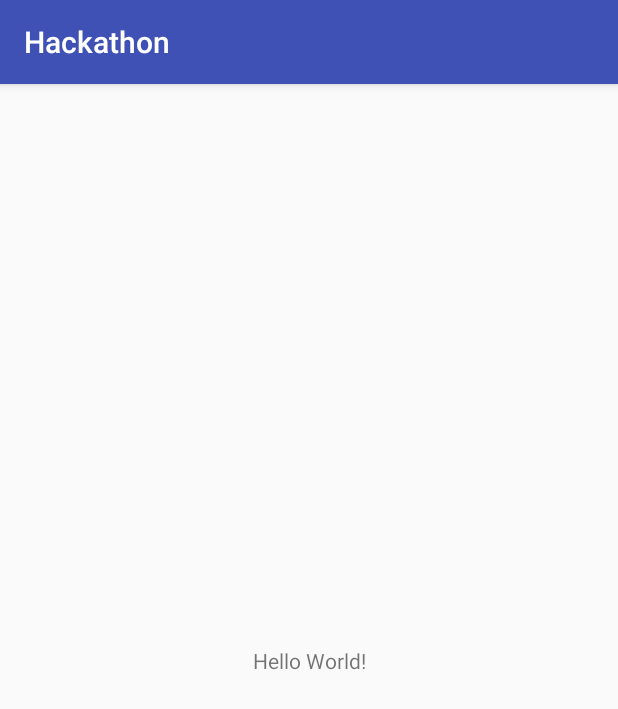
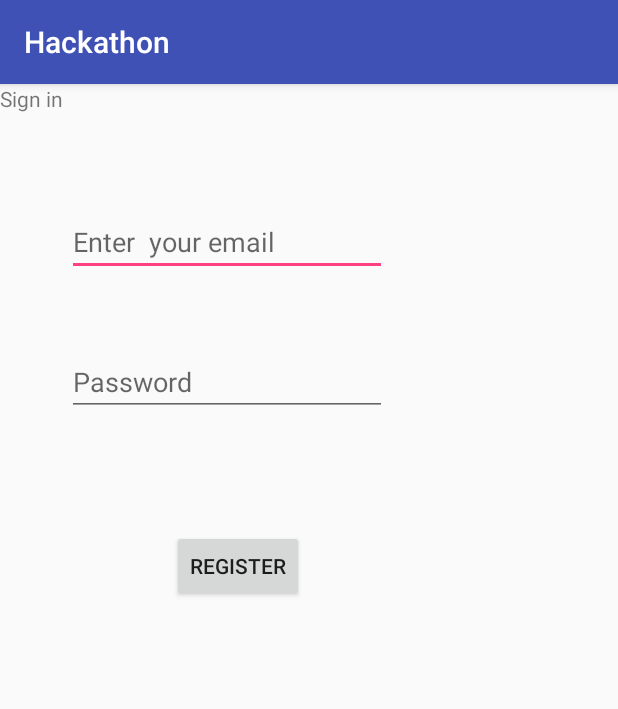
Before and after one commit to laur4444/Hackathon2, an Android app: the screen it shows after launch (MainActivity), on a phone screen of 412 x 824 dp. Shown: the top 709 px of the screen. Run offline under Robolectric (Android 15) with nearby library versions, the phone set to English and light mode, and no system bars; our stand-ins replace Firebase (no records; nobody signed in at launch, a user with empty details on screens opened directly).

```diff
--- a/app/build.gradle
+++ b/app/build.gradle
@@ -25,4 +25,7 @@ dependencies {
     testImplementation 'junit:junit:4.12'
     androidTestImplementation 'com.android.support.test:runner:1.0.1'
     androidTestImplementation 'com.android.support.test.espresso:espresso-core:3.0.1'
+    compile 'com.google.firebase:firebase-core:11.8.0'
+    compile 'com.google.firebase:firebase-auth:11.8.0'
 }
+apply plugin: 'com.google.gms.google-services'
--- a/app/src/main/AndroidManifest.xml
+++ b/app/src/main/AndroidManifest.xml
@@ -1,6 +1,8 @@
 <?xml version="1.0" encoding="utf-8"?>
 <manifest xmlns:android="http://schemas.android.com/apk/res/android"
     package="net.ddns.dunno.hackathon">
+
+    <uses-permission android:name="android.permission.INTERNET" />
 
     <application
         android:allowBackup="true"
--- a/app/src/main/java/net/ddns/dunno/hackathon/MainActivity.java
+++ b/app/src/main/java/net/ddns/dunno/hackathon/MainActivity.java
@@ -1,13 +1,95 @@
 package net.ddns.dunno.hackathon;
 
+import android.app.ProgressDialog;
+import android.support.annotation.NonNull;
 import android.support.v7.app.AppCompatActivity;
 import android.os.Bundle;
+import android.text.TextUtils;
+import android.view.View;
+import android.widget.Button;
+import android.widget.EditText;
+import android.widget.ProgressBar;
+import android.widget.TextView;
+import android.widget.Toast;
 
-public class MainActivity extends AppCompatActivity {
+import com.google.android.gms.tasks.OnCompleteListener;
+import com.google.android.gms.tasks.Task;
+import com.google.firebase.auth.AuthResult;
+import com.google.firebase.auth.FirebaseAuth;
+
+import org.w3c.dom.Text;
+
+public class MainActivity extends AppCompatActivity implements View.OnClickListener {
+
+    private Button buttonRegister;
+    private EditText emailText;
+    private EditText passwordText;
+    private TextView buttonSignin;
+    private ProgressDialog loadingDialog;
+
+    private FirebaseAuth firebaseAuth;
 
     @Override
     protected void onCreate(Bundle savedInstanceState) {
         super.onCreate(savedInstanceState);
         setContentView(R.layout.activity_main);
+
+        firebaseAuth = FirebaseAuth.getInstance();
+
+        buttonRegister = findViewById(R.id.user_Register);
+        buttonSignin = findViewById(R.id.user_Login);
+
+        emailText = findViewById(R.id.user_Email);
+        passwordText = findViewById(R.id.user_Password);
+
+        loadingDialog = new ProgressDialog(this);
+
+
+
+        buttonRegister.setOnClickListener(this);
+        buttonSignin.setOnClickListener(this);
+
+    }
+
+    private void registerUser() {
+        String email = emailText.getText().toString().trim();
+        String password = passwordText.getText().toString().trim();
+
+        if(TextUtils.isEmpty(email)) {
+            //email is empty
+            Toast.makeText(this, "Please enter email", Toast.LENGTH_SHORT).show();
+            return;
+        }
+        if(TextUtils.isEmpty(password)) {
+            //password is empty
+            Toast.makeText(this, "Please enter password", Toast.LENGTH_SHORT).show();
+            return;
+        }
+
+        loadingDialog.setMessage("Registering User...");
+        loadingDialog.show();
+
+        firebaseAuth.createUserWithEmailAndPassword(email, password)
+                .addOnCompleteListener(this, new OnCompleteListener<AuthResult>() {
+            @Override
+            public void onComplete(@NonNull Task<AuthResult> task) {
+                if(task.isSuccessful()){
+                    Toast.makeText(MainActivity.this, "Registered Successfully!", Toast.LENGTH_SHORT).show();
+                } else {
+                    Toast.makeText(MainActivity.this, "Could not register!", Toast.LENGTH_SHORT).show();
+                }
+            }
+        });
+
+
+    }
+
+    public void onClick(View view){
+        if(view == buttonRegister) {
+            registerUser();
+        }
+        if(view == buttonSignin) {
+            // go to sign in activity
+        }
     }
 }
--- a/app/src/main/res/layout/activity_main.xml
+++ b/app/src/main/res/layout/activity_main.xml
@@ -6,13 +6,63 @@
     android:layout_height="match_parent"
     tools:context="net.ddns.dunno.hackathon.MainActivity">
 
-    <TextView
+    <EditText
+        android:id="@+id/user_Email"
         android:layout_width="wrap_content"
         android:layout_height="wrap_content"
-        android:text="Hello World!"
+        android:layout_marginBottom="8dp"
+        android:layout_marginEnd="8dp"
+        android:layout_marginStart="8dp"
+        android:layout_marginTop="8dp"
+        android:ems="10"
+        android:hint="Enter  your email"
+        android:inputType="textEmailAddress"
         app:layout_constraintBottom_toBottomOf="parent"
-        app:layout_constraintLeft_toLeftOf="parent"
-        app:layout_constraintRight_toRightOf="parent"
-        app:layout_constraintTop_toTopOf="parent" />
+        app:layout_constraintEnd_toEndOf="parent"
+        app:layout_constraintHorizontal_bias="0.202"
+        app:layout_constraintStart_toStartOf="parent"
+        app:layout_constraintTop_toTopOf="parent"
+        app:layout_constraintVertical_bias="0.106" />
 
+    <EditText
+        android:id="@+id/user_Password"
+        android:layout_width="wrap_content"
+        android:layout_height="wrap_content"
+        android:layout_marginBottom="8dp"
+        android:layout_marginEnd="8dp"
+        android:layout_marginStart="8dp"
+        android:layout_marginTop="8dp"
+        android:ems="10"
+        android:hint="Password"
+        android:inputType="textPassword"
+        app:layout_constraintBottom_toBottomOf="parent"
+        app:layout_constraintEnd_toEndOf="parent"
+        app:layout_constraintHorizontal_bias="0.202"
+        app:layout_constraintStart_toStartOf="parent"
+        app:layout_constraintTop_toTopOf="parent"
+        app:layout_constraintVertical_bias="0.238" />
+
+    <Button
+        android:id="@+id/user_Register"
+        android:layout_width="wrap_content"
+        android:layout_height="wrap_content"
+        android:layout_marginBottom="8dp"
+        android:layout_marginEnd="8dp"
+        android:layout_marginStart="8dp"
+        android:layout_marginTop="8dp"
+        android:text="Register"
+        app:layout_constraintBottom_toBottomOf="parent"
+        app:layout_constraintEnd_toEndOf="parent"
+        app:layout_constraintHorizontal_bias="0.346"
+        app:layout_constraintStart_toStartOf="parent"
+        app:layout_constraintTop_toTopOf="parent"
+        app:layout_constraintVertical_bias="0.411" />
+
+    <TextView
+        android:id="@+id/user_Login"
+        android:layout_width="wrap_content"
+        android:layout_height="wrap_content"
+        android:text="Sign in"
+        tools:layout_editor_absoluteX="128dp"
+        tools:layout_editor_absoluteY="266dp" />
 </android.support.constraint.ConstraintLayout>
--- a/build.gradle
+++ b/build.gradle
@@ -8,7 +8,7 @@ buildscript {
     }
     dependencies {
         classpath 'com.android.tools.build:gradle:3.0.1'
-
+        classpath 'com.google.gms:google-services:3.2.0'
 
         // NOTE: Do not place your application dependencies here; they belong
         // in the individual module build.gradle files
```
Also changed, not shown: 1 other file.
